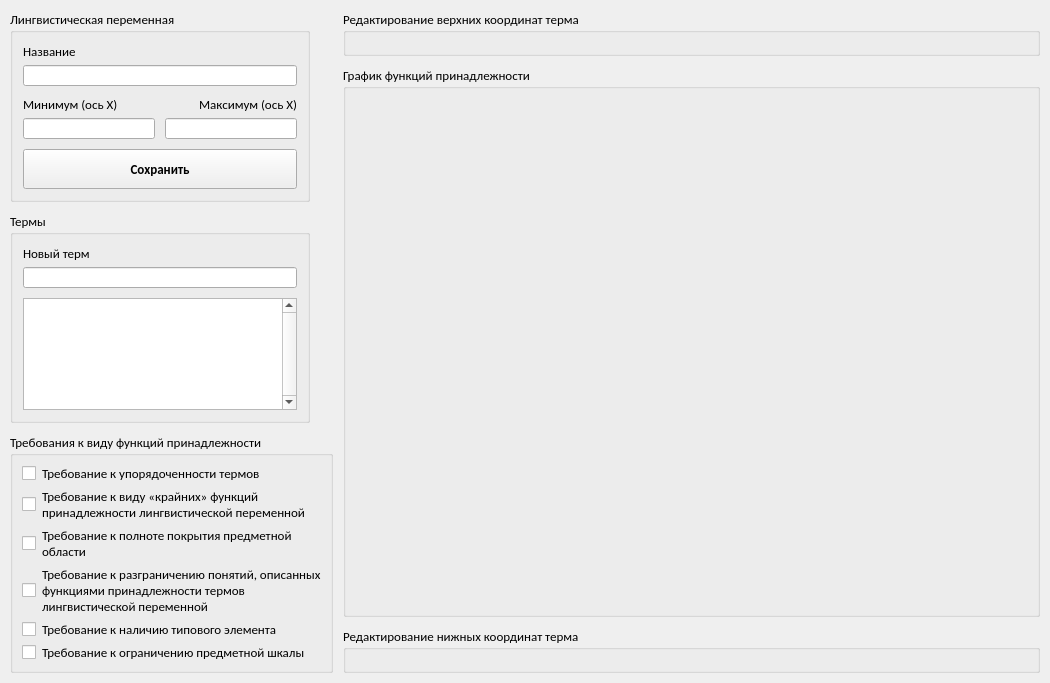
First picture: the form in ui/function_editor_window.ui, repository WeeIIer/knowledge_representation-lab_2, before the edit.
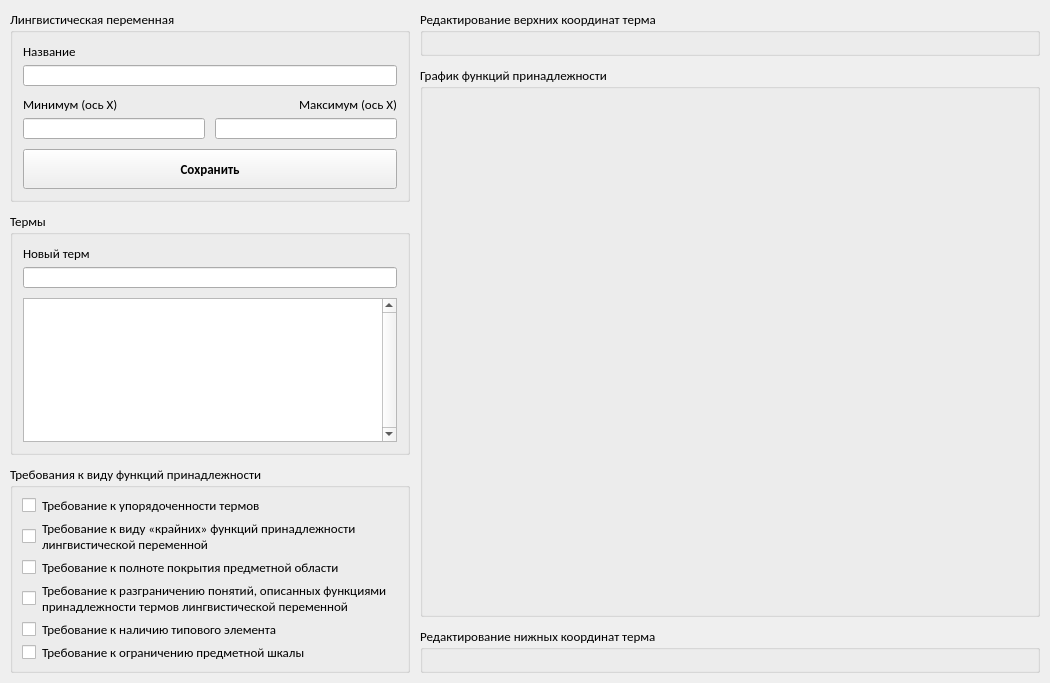
Second picture: the form after the edit.

```diff
--- a/ui/function_editor_window.ui
+++ b/ui/function_editor_window.ui
@@ -62,7 +62,7 @@
        </property>
        <property name="minimumSize">
         <size>
-         <width>300</width>
+         <width>400</width>
          <height>0</height>
         </size>
        </property>
@@ -232,7 +232,7 @@
        </property>
        <property name="minimumSize">
         <size>
-         <width>300</width>
+         <width>400</width>
          <height>0</height>
         </size>
        </property>
@@ -310,14 +310,14 @@
      <item>
       <widget class="QGroupBox" name="groupBox_3">
        <property name="sizePolicy">
-        <sizepolicy hsizetype="Preferred" vsizetype="Preferred">
+        <sizepolicy hsizetype="Fixed" vsizetype="Preferred">
          <horstretch>0</horstretch>
          <verstretch>0</verstretch>
         </sizepolicy>
        </property>
        <property name="minimumSize">
         <size>
-         <width>300</width>
+         <width>400</width>
          <height>0</height>
         </size>
        </property>
```
